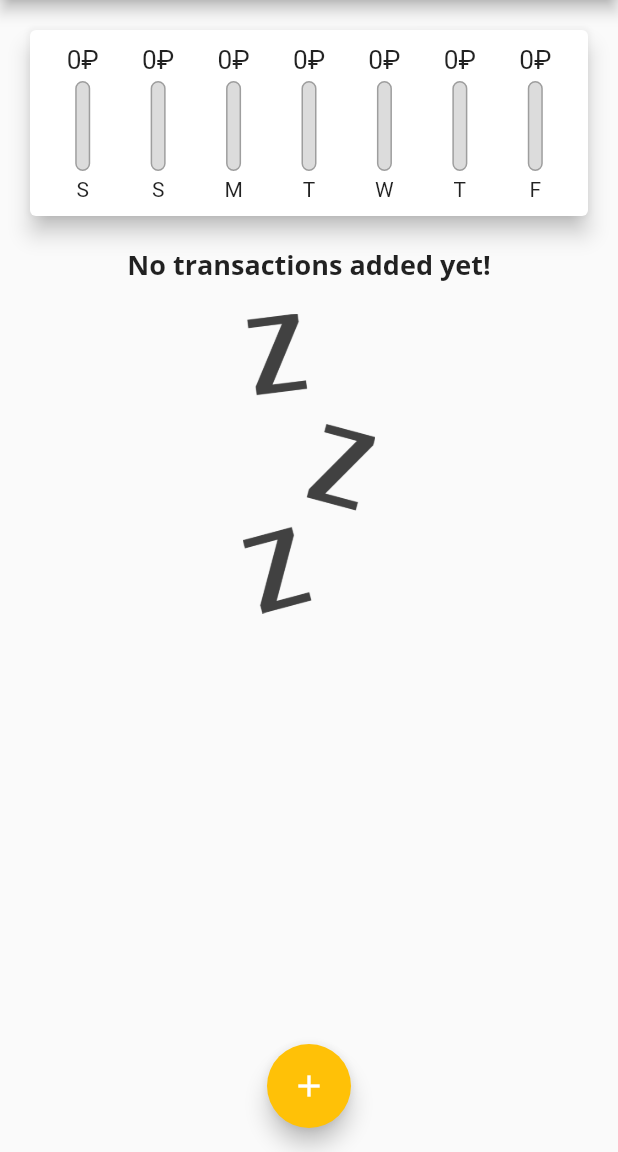
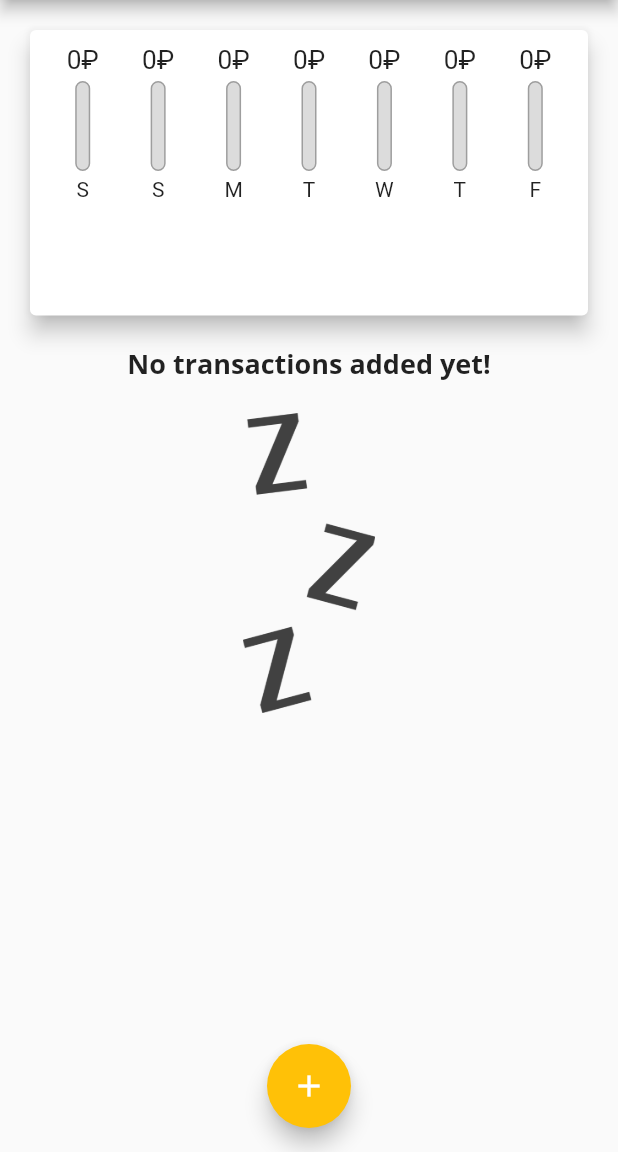
Before and after one commit to psokolnikov/personal_expenses_app, a Flutter app: the screen it shows after launch, on a phone screen of 412 x 824 dp, the part 84-1236 px from its top. Run offline on Flutter 3.47's test engine with Material 2 defaults, Android fonts, the phone set to English and light mode, and no system bars.

Commit message:
Make containers size flexible

```diff
--- a/lib/main.dart
+++ b/lib/main.dart
@@ -85,8 +85,7 @@ class _MyHomePageState extends State<MyHomePage> {
 
   @override
   Widget build(BuildContext context) {
-    return Scaffold(
-      appBar: AppBar(
+    var appBar = AppBar(
       title: const Text('Personal Expenses'),
       actions: [
         IconButton(
@@ -94,13 +93,25 @@ class _MyHomePageState extends State<MyHomePage> {
           icon: Icon(Icons.add),
         )
       ],
-      ),
+    );
+    return Scaffold(
+      appBar: appBar,
       body: SingleChildScrollView(
         child: Column(
           crossAxisAlignment: CrossAxisAlignment.stretch,
           children: [
-            Chart(_userTransactions),
-            TransactionList(_userTransactions, _deleteTransaction),
+            Container(
+                height: (MediaQuery.of(context).size.height -
+                        appBar.preferredSize.height -
+                        MediaQuery.of(context).padding.top) *
+                    0.30,
+                child: Chart(_userTransactions)),
+            Container(
+                height: (MediaQuery.of(context).size.height -
+                        appBar.preferredSize.height -
+                        MediaQuery.of(context).padding.top) *
+                    0.70,
+                child: TransactionList(_userTransactions, _deleteTransaction)),
           ],
         ),
       ),
--- a/lib/widgets/transaction_list.dart
+++ b/lib/widgets/transaction_list.dart
@@ -1,6 +1,5 @@
 import 'package:flutter/material.dart';
 import 'package:intl/intl.dart';
-import 'package:personal_expenses_app/models/transaction.dart';
 
 import '../models/transaction.dart';
 
@@ -13,7 +12,6 @@ class TransactionList extends StatelessWidget {
   @override
   Widget build(BuildContext context) {
     return Container(
-      height: 450,
       child: transactions.isEmpty
           ? Column(
               children: [
```
Lines whose indentation alone changed are shown as unchanged.
